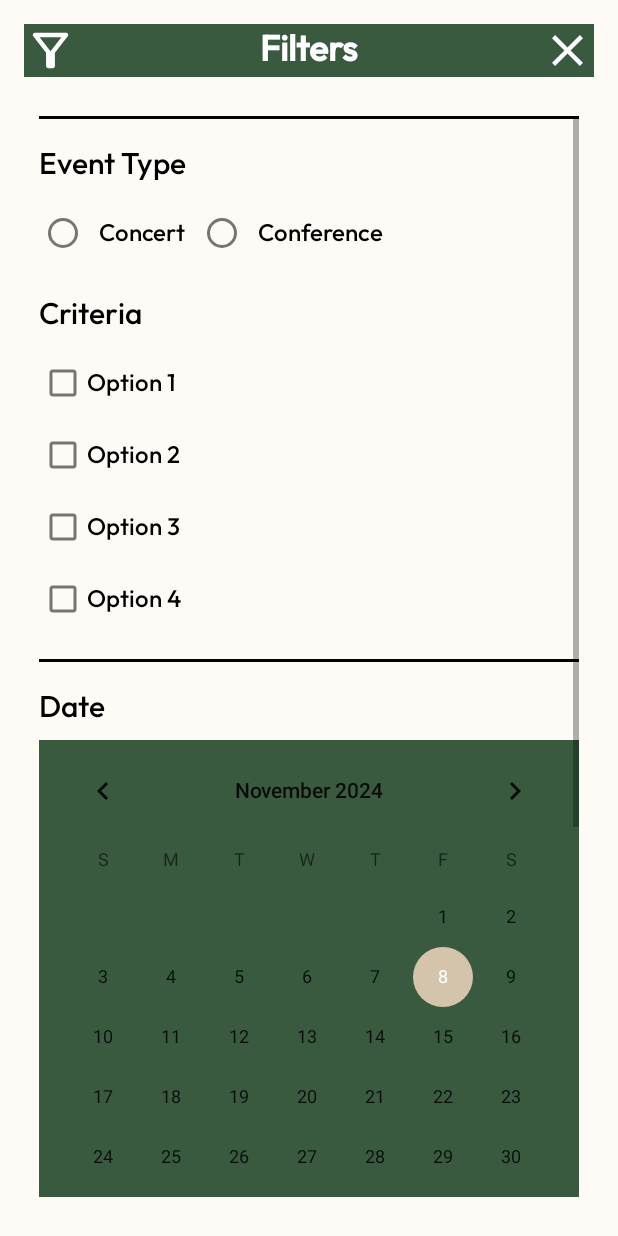
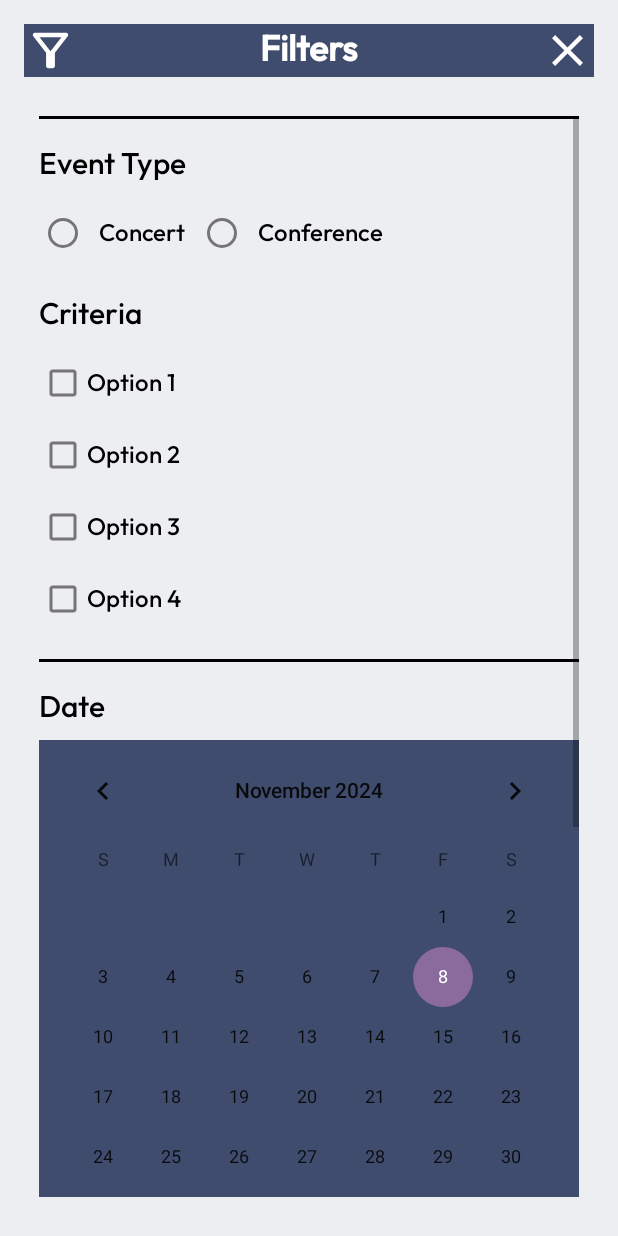
Before and after one commit to kzi-nastava/ma-project-event-planner-siit-2024-team-6, an Android app: the screen it shows after launch (HomeActivity), after a tap on "Filter", on a phone screen of 412 x 824 dp. Run offline under Robolectric (Android 15) with nearby library versions, the phone set to English and light mode, and no system bars; 3 other taps on this screen came first.

Commit message:
[UPDATE] theme color palette

```diff
--- a/app/src/main/java/com/example/eventure/activities/HomeActivity.java
+++ b/app/src/main/java/com/example/eventure/activities/HomeActivity.java
@@ -48,7 +48,8 @@ public class HomeActivity extends AppCompatActivity {
         toolbar.setTitleTextAppearance(this, R.style.ToolbarTitleTextStyle);
         toolbar.setContentInsetStartWithNavigation(70);
         setSupportActionBar(toolbar);
-        getSupportActionBar().setTitle("Eventure");
+        getSupportActionBar().setTitle("EVENTURE");
+        toolbar.setTitleTextColor(getResources().getColor(R.color.white));
 
         // Display application icon in the toolbar
 //        getSupportActionBar().setDisplayShowHomeEnabled(true);
--- a/app/src/main/res/drawable/border_background.xml
+++ b/app/src/main/res/drawable/border_background.xml
@@ -9,5 +9,5 @@
         android:width="2dp"
         android:color="@color/white"
         />
-    <corners android:radius="20dp" />
+    <corners android:radius="8dp" />
 </shape>
--- /dev/null
+++ b/app/src/main/res/drawable/card_border.xml
@@ -0,0 +1,17 @@
+<?xml version="1.0" encoding="utf-8"?>
+<!-- res/drawable/card_border.xml -->
+<layer-list xmlns:android="http://schemas.android.com/apk/res/android">
+    <!-- Outer layer (border) -->
+    <item>
+        <shape android:shape="rectangle">
+            <solid android:color="@color/pink" /> <!-- Pink border color -->
+        </shape>
+    </item>
+    <!-- Inner layer (background) -->
+    <item android:left="3dp" android:right="10dp" android:top="3dp" android:bottom="3dp">
+        <shape android:shape="rectangle">
+            <solid android:color="@android:color/white" /> <!-- Card background color -->
+            <corners android:radius="8dp" /> <!-- Match CardView corner radius -->
+        </shape>
+    </item>
+</layer-list>
--- a/app/src/main/res/drawable/profile_icon.xml
+++ b/app/src/main/res/drawable/profile_icon.xml
@@ -1,5 +1,5 @@
 <vector xmlns:android="http://schemas.android.com/apk/res/android" android:height="35dp" android:viewportHeight="960" android:viewportWidth="960" android:width="35dp">
 
-    <path android:fillColor="#FFFFFF" android:pathData="M480,480q-66,0 -113,-47t-47,-113q0,-66 47,-113t113,-47q66,0 113,47t47,113q0,66 -47,113t-113,47ZM160,800v-112q0,-34 17.5,-62.5T224,582q62,-31 126,-46.5T480,520q66,0 130,15.5T736,582q29,15 46.5,43.5T800,688v112L160,800ZM240,720h480v-32q0,-11 -5.5,-20T700,654q-54,-27 -109,-40.5T480,600q-56,0 -111,13.5T260,654q-9,5 -14.5,14t-5.5,20v32ZM480,400q33,0 56.5,-23.5T560,320q0,-33 -23.5,-56.5T480,240q-33,0 -56.5,23.5T400,320q0,33 23.5,56.5T480,400ZM480,320ZM480,720Z"/>
+    <path android:fillColor="@color/white" android:pathData="M480,480q-66,0 -113,-47t-47,-113q0,-66 47,-113t113,-47q66,0 113,47t47,113q0,66 -47,113t-113,47ZM160,800v-112q0,-34 17.5,-62.5T224,582q62,-31 126,-46.5T480,520q66,0 130,15.5T736,582q29,15 46.5,43.5T800,688v112L160,800ZM240,720h480v-32q0,-11 -5.5,-20T700,654q-54,-27 -109,-40.5T480,600q-56,0 -111,13.5T260,654q-9,5 -14.5,14t-5.5,20v32ZM480,400q33,0 56.5,-23.5T560,320q0,-33 -23.5,-56.5T480,240q-33,0 -56.5,23.5T400,320q0,33 23.5,56.5T480,400ZM480,320ZM480,720Z"/>
 
 </vector>
--- a/app/src/main/res/drawable/sale_tag_background.xml
+++ b/app/src/main/res/drawable/sale_tag_background.xml
@@ -1,5 +1,5 @@
 <!-- sale_tag_background.xml in res/drawable -->
 <shape xmlns:android="http://schemas.android.com/apk/res/android">
-    <solid android:color="@color/lightGreen" />
+    <solid android:color="@color/pink" />
     <corners android:radius="8dp" />
 </shape>
--- a/app/src/main/res/drawable/search_icon.xml
+++ b/app/src/main/res/drawable/search_icon.xml
@@ -5,5 +5,5 @@
     android:viewportHeight="960">
   <path
       android:pathData="M784,840 L532,588q-30,24 -69,38t-83,14q-109,0 -184.5,-75.5T120,380q0,-109 75.5,-184.5T380,120q109,0 184.5,75.5T640,380q0,44 -14,83t-38,69l252,252 -56,56ZM380,560q75,0 127.5,-52.5T560,380q0,-75 -52.5,-127.5T380,200q-75,0 -127.5,52.5T200,380q0,75 52.5,127.5T380,560Z"
-      android:fillColor="#ffffff"/>
+      android:fillColor="@color/blue"/>
 </vector>
--- a/app/src/main/res/layout/activity_home_base.xml
+++ b/app/src/main/res/layout/activity_home_base.xml
@@ -23,13 +23,16 @@
             android:layout_height="?attr/actionBarSize"
             android:background="?attr/colorPrimary"
             android:layout_marginTop="5dp"
-            android:layout_marginLeft="10dp"
+            android:layout_marginLeft="5dp"
             app:popupTheme="@style/AppTheme.PopupOverlay"
             app:menu="@menu/toolbar_menu"
-            app:navigationIcon="@drawable/app_icon"
             app:layout_constraintTop_toTopOf="parent"
             app:layout_constraintStart_toStartOf="parent"
-            app:layout_constraintEnd_toEndOf="parent"/>
+            app:layout_constraintEnd_toEndOf="parent">
+
+
+        </androidx.appcompat.widget.Toolbar>
+
 
         <LinearLayout
             android:id="@+id/linear1"
@@ -45,8 +48,9 @@
 
             <androidx.appcompat.widget.SearchView
                 android:layout_width="match_parent"
-                android:layout_height="wrap_content"
+                android:layout_height="40dp"
                 android:background="@drawable/border_background"
+                android:backgroundTint="@color/white"
                 android:theme="@style/Theme.Eventure"
                 android:layout_marginBottom="8dp"
                 app:searchIcon="@drawable/search_icon"/>
@@ -71,8 +75,8 @@
         app:layout_constraintBottom_toBottomOf="parent"
         app:layout_constraintStart_toStartOf="parent"
         app:layout_constraintEnd_toEndOf="parent"
-        android:background="@color/green"
-        app:itemIconTint="@android:color/white"
-        app:itemTextColor="@android:color/white"
+        android:background="@color/blue"
+        app:itemIconTint="@color/white"
+        app:itemTextColor="@color/white"
         app:menu="@menu/bottom_menu"/>
 </androidx.constraintlayout.widget.ConstraintLayout>
--- a/app/src/main/res/layout/event_card.xml
+++ b/app/src/main/res/layout/event_card.xml
@@ -121,16 +121,6 @@
             </LinearLayout>
         </LinearLayout>
 
-        <!-- Full-Width "View More" Button -->
-        <Button
-            android:id="@+id/button_view_more"
-            android:layout_width="match_parent"
-            android:layout_height="wrap_content"
-            android:backgroundTint="@color/lightGreen"
-            android:text="View More"
-            android:textColor="@android:color/white"
-            android:textStyle="bold"
-            android:padding="12dp"
-            android:gravity="center" />
+
     </LinearLayout>
 </androidx.cardview.widget.CardView>
--- a/app/src/main/res/layout/filter_events.xml
+++ b/app/src/main/res/layout/filter_events.xml
@@ -2,7 +2,7 @@
     android:layout_width="match_parent"
     android:layout_height="match_parent"
     android:orientation="vertical"
-    android:background="@color/cream"
+    android:background="@color/coolWhite"
     android:padding="16dp">
 
     <!-- Top Row with Filter Icon and Close Icon -->
@@ -11,7 +11,7 @@
         android:layout_height="wrap_content"
         android:layout_alignParentTop="true"
         android:layout_marginBottom="0dp"
-        android:background="@color/green">
+        android:background="@color/blue">
 
         <!-- Filter Icon -->
         <ImageView
@@ -154,7 +154,7 @@
                 android:layout_width="match_parent"
                 android:layout_height="wrap_content"
                 android:layout_marginBottom="16dp"
-                android:background="@color/green"/>
+                android:background="@color/blue"/>
 
             <!-- Time Picker Section -->
             <TextView
@@ -178,7 +178,7 @@
                 android:layout_width="match_parent"
                 android:layout_height="wrap_content"
                 android:text="Apply Filter"
-                android:backgroundTint="@color/green"
+                android:backgroundTint="@color/blue"
                 android:textColor="@android:color/white"
                 android:textStyle="bold"
                 android:padding="12dp"
--- a/app/src/main/res/layout/filter_products.xml
+++ b/app/src/main/res/layout/filter_products.xml
@@ -3,7 +3,7 @@
     android:layout_height="match_parent"
     xmlns:app="http://schemas.android.com/apk/res-auto"
     android:orientation="vertical"
-    android:background="@color/cream"
+    android:background="@color/coolWhite"
     android:padding="16dp">
 
     <!-- Top Row with Filter Icon and Close Icon -->
@@ -12,7 +12,7 @@
         android:layout_height="wrap_content"
         android:layout_alignParentTop="true"
         android:layout_marginBottom="0dp"
-        android:background="@color/green">
+        android:background="@color/blue">
 
         <!-- Filter Icon -->
         <ImageView
@@ -168,7 +168,7 @@
                 android:layout_width="match_parent"
                 android:layout_height="wrap_content"
                 android:text="Apply Filter"
-                android:backgroundTint="@color/green"
+                android:backgroundTint="@color/blue"
                 android:textColor="@android:color/white"
                 android:textStyle="bold"
                 android:padding="12dp"
--- a/app/src/main/res/layout/product_card.xml
+++ b/app/src/main/res/layout/product_card.xml
@@ -190,15 +190,5 @@
         </LinearLayout>
 
         <!-- Full-Width "View More" Button -->
-        <Button
-            android:id="@+id/button_view_more"
-            android:layout_width="match_parent"
-            android:layout_height="wrap_content"
-            android:backgroundTint="@color/lightGreen"
-            android:text="View More"
-            android:textColor="@android:color/white"
-            android:textStyle="bold"
-            android:padding="12dp"
-            android:gravity="center" />
     </LinearLayout>
 </androidx.cardview.widget.CardView>
--- a/app/src/main/res/values/colors.xml
+++ b/app/src/main/res/values/colors.xml
@@ -1,10 +1,10 @@
 <?xml version="1.0" encoding="utf-8"?>
 <resources>
-    <color name="black">#FF000000</color>
-    <color name="green">#3a5a40</color>
-    <color name="lightGreen">#588157</color>
-    <color name="beige">#D5C4AC</color>
-    <color name="cream">#FEFBF6</color>
-    <color name="lighBeige">#F4EBD0</color>
-    <color name="white">#FFFFFFFF</color>
+    <color name="black">#000000</color>
+    <color name="pink">#d3a3b0</color>
+    <color name="purple">#8b6a9d</color>
+    <color name="white">#ffffff</color>
+    <color name="coolWhite">#edeef1</color>
+    <color name="darkGrey">#1a1a1d</color>
+    <color name="blue">#3f4c6d</color>
 </resources>
--- a/app/src/main/res/values/styles.xml
+++ b/app/src/main/res/values/styles.xml
@@ -5,7 +5,10 @@
         <item name="android:textColor">#333333</item>  <!-- Adjust text color if needed -->
     </style>
     <style name="ToolbarTitleTextStyle" parent="TextAppearance.AppCompat.Widget.ActionBar.Title">
-        <item name="android:textStyle">bold</item>
-        <item name="android:textSize">30sp</item> <!-- Optional: Set the text size -->
+        <item name="android:textStyle">normal</item>
+        <item name="android:textSize">25sp</item> <!-- Optional: Set the text size -->
+        <item name="android:fontFamily">@font/charm_bold</item> <!-- Optional: Set the text size -->
+        <item name="android:gravity">center|top</item>
+
     </style>
 </resources>
--- a/app/src/main/res/values/themes.xml
+++ b/app/src/main/res/values/themes.xml
@@ -4,19 +4,20 @@
         <!-- Customize your light theme here. -->
         <!-- <item name="colorPrimary">@color/my_light_primary</item> -->
         <!-- Primary brand color. -->
-        <item name="colorPrimary">@color/green</item>
-        <item name="colorPrimaryVariant">@color/lightGreen</item>
+        <item name="colorPrimary">@color/blue</item>
+        <item name="colorPrimaryVariant">@color/pink</item>
         <item name="colorOnPrimary">@color/white</item>
         <!-- Secondary brand color. -->
-        <item name="colorSecondary">@color/beige</item>
-        <item name="colorSecondaryVariant">@color/lighBeige</item>
+        <item name="colorSecondary">@color/purple</item>
+        <item name="colorSecondaryVariant">@color/purple</item>
         <item name="colorOnSecondary">@color/white</item>
         <!-- Status bar color. -->
         <item name="android:statusBarColor">@color/black</item>
         <!-- Customize your theme here. -->
-        <item name="android:textColor">@color/black</item>
+        <item name="android:textColor">@color/darkGrey</item>
         <item name="android:fontFamily">@font/outfit_medium</item>
-        <item name="android:windowBackground">@color/cream</item>
+        <item name="android:windowBackground">@color/coolWhite</item>
+        <item name="android:navigationBarColor">@color/blue</item>
         <!-- Action bar  -->
         <item name="windowActionBar">false</item>
         <item name="windowNoTitle">true</item>
```
